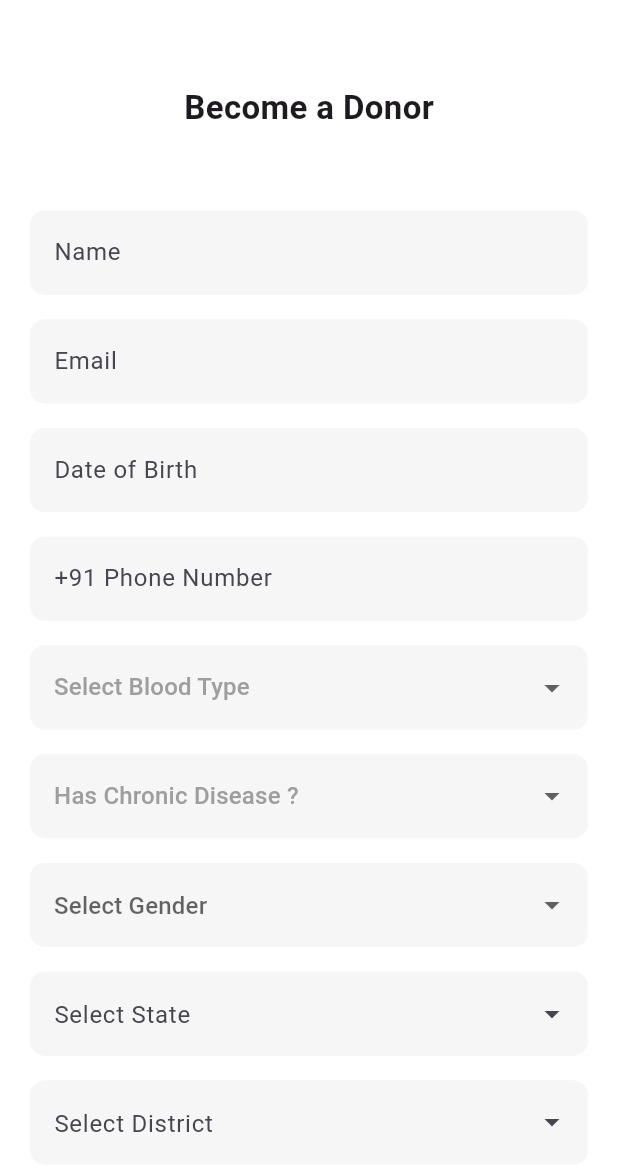
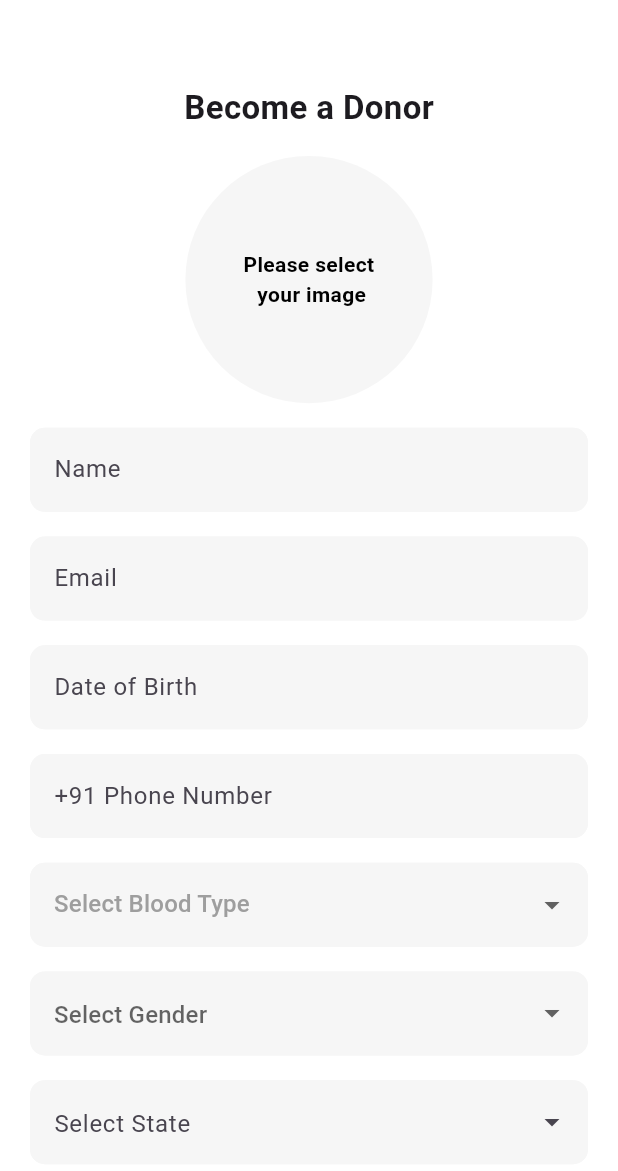
Before and after one commit to saneeswaran/blood_donation_app, a Flutter app: the AddDonorForm screen opened directly, on a phone screen of 412 x 824 dp. Shown: the top 1171 px of the screen. Run offline on Flutter 3.47's test engine with Material 3 defaults, Android fonts, the phone set to English and light mode, and no system bars; drawn by our look-alikes of dropdown_search; our stand-ins replace cached_network_image, cloud_firestore, delightful_toast, firebase_auth, firebase_core, flutter_image_compress and 10 more; missing offline and left inert: cloudinary_public; accounts and stored records are empty; network calls fail.

Commit message:
image added to form

```diff
--- a/lib/core/constants/constants.dart
+++ b/lib/core/constants/constants.dart
@@ -49,3 +49,8 @@ By registering as a donor in the Blood Donation App, you agree to the following
 - The app acts only as a platform to connect donors and recipients and is not responsible for the outcome of donations or medical events.
 ''';
 }
+
+class CloudinaryData {
+  static const String cloudName = "deuaphtcj";
+  static const String cloudinaryPreset = "nqzytt5x";
+}
--- a/lib/core/util/util.dart
+++ b/lib/core/util/util.dart
@@ -36,6 +36,7 @@ void dialog({
   showDialog(
     context: context,
     builder: (context) => AlertDialog(
+      backgroundColor: Colors.white,
       title: Text(
         title,
         style: const TextStyle(
@@ -60,7 +61,7 @@ String? validateEmail(String? value) {
   }
 }
 
-Future<File> pickImage({
+Future<File> imagePickerFromSource({
   required BuildContext context,
   required ImageSource imageSource,
 }) async {
--- a/lib/features/form/controller/donor_ui_controller.dart
+++ b/lib/features/form/controller/donor_ui_controller.dart
@@ -1,11 +1,14 @@
 import 'dart:convert';
+import 'dart:io';
 
 import 'package:blood_donation/core/color/appcolor.dart';
 import 'package:blood_donation/core/constants/constants.dart';
+import 'package:blood_donation/core/util/util.dart';
 import 'package:blood_donation/features/form/model/state_model.dart';
 import 'package:blood_donation/features/widgets/custom_text_formfield.dart';
 import 'package:flutter/material.dart';
 import 'package:flutter/services.dart';
+import 'package:image_picker/image_picker.dart';
 import 'package:provider/provider.dart';
 
 class DonorUiController extends ChangeNotifier {
@@ -21,17 +24,6 @@ class DonorUiController extends ChangeNotifier {
 
   void setBloodType(String value) {
     _bloodType = value;
-    notifyListeners();
-  }
-
-  //has croncic disease
-  List<String> hasChronicDisease = ['Yes', 'No'];
-  String? _chronicDisease;
-
-  String? get hasChronicDiseaseValue => _chronicDisease;
-
-  void setChronicDisease(String value) {
-    _chronicDisease = value;
     notifyListeners();
   }
 
@@ -133,6 +125,28 @@ class DonorUiController extends ChangeNotifier {
     _accestedTerms = value;
     notifyListeners();
   }
+
+  //images
+  File? _imageFile;
+  File? get imageFile => _imageFile;
+
+  void pickImageFromCamera({required BuildContext context}) async {
+    final pickedFile = await imagePickerFromSource(
+      context: context,
+      imageSource: ImageSource.camera,
+    );
+    _imageFile = pickedFile;
+    notifyListeners();
+  }
+
+  void pickImagefromGallery({required BuildContext context}) async {
+    final pickedFile = await imagePickerFromSource(
+      context: context,
+      imageSource: ImageSource.gallery,
+    );
+    _imageFile = pickedFile;
+    notifyListeners();
+  }
   //widgets
 
   Widget genderDropDown() {
@@ -162,40 +176,6 @@ class DonorUiController extends ChangeNotifier {
           ),
           items: items,
           onChanged: (value) => provider.setGender(value!),
-        );
-      },
-    );
-  }
-
-  Widget cronicDisease() {
-    return Consumer<DonorUiController>(
-      builder: (context, provider, child) {
-        final items = provider.hasChronicDisease
-            .map((e) => DropdownMenuItem(value: e, child: Text(e)))
-            .toList();
-        return DropdownButtonFormField(
-          hint: const Text(
-            "Has Chronic Disease ?",
-            style: TextStyle(color: Colors.grey),
-          ),
-          decoration: InputDecoration(
-            filled: true,
-            fillColor: Appcolor.lightGrey,
-            enabledBorder: OutlineInputBorder(
-              borderRadius: BorderRadius.circular(10),
-              borderSide: const BorderSide(color: Appcolor.lightGrey),
-            ),
-            focusedBorder: OutlineInputBorder(
-              borderSide: const BorderSide(color: Appcolor.lightGrey),
-              borderRadius: BorderRadius.circular(10),
-            ),
-            errorBorder: OutlineInputBorder(
-              borderRadius: BorderRadius.circular(10),
-              borderSide: const BorderSide(color: Colors.red),
-            ),
-          ),
-          items: items,
-          onChanged: (value) => provider.setChronicDisease(value!),
         );
       },
     );
@@ -276,4 +256,52 @@ class DonorUiController extends ChangeNotifier {
       },
     );
   }
+
+  //dialog
+  void showDialog({required BuildContext context, required Size size}) {
+    dialog(
+      context: context,
+      title: "Select Image",
+      content: Container(
+        color: Colors.white,
+        height: size.height * 0.17,
+        width: size.width * 0.8,
+        child: Column(
+          children: [
+            ListTile(
+              leading: const Icon(
+                Icons.camera_alt,
+                color: Appcolor.mediaiuGrey,
+              ),
+              onTap: () {
+                pickImageFromCamera(context: context);
+              },
+              title: const Text(
+                "Camera",
+                style: TextStyle(
+                  color: Colors.black,
+                  fontSize: 14,
+                  fontWeight: FontWeight.bold,
+                ),
+              ),
+            ),
+            ListTile(
+              leading: const Icon(Icons.photo, color: Appcolor.mediaiuGrey),
+              title: const Text(
+                "Gallery",
+                style: TextStyle(
+                  color: Colors.black,
+                  fontSize: 14,
+                  fontWeight: FontWeight.bold,
+                ),
+              ),
+              onTap: () {
+                pickImagefromGallery(context: context);
+              },
+            ),
+          ],
+        ),
+      ),
+    );
+  }
 }
--- a/lib/features/form/model/donor_model.dart
+++ b/lib/features/form/model/donor_model.dart
@@ -1,5 +1,7 @@
 // ignore_for_file: public_member_api_docs, sort_constructors_first
 import 'dart:convert';
+
+import 'package:cloud_firestore/cloud_firestore.dart';
 
 class DonorModel {
   final String name;
@@ -15,8 +17,9 @@ class DonorModel {
   final String address;
   final String city;
   final String state;
-  final String hasChronicDisease;
   final bool acceptedTerms;
+  final String imageUrl;
+  final Timestamp? becomeADonorDate = Timestamp.now();
   DonorModel({
     required this.name,
     this.id,
@@ -31,8 +34,8 @@ class DonorModel {
     required this.address,
     required this.city,
     required this.state,
-    required this.hasChronicDisease,
     required this.acceptedTerms,
+    required this.imageUrl,
   });
 
   Map<String, dynamic> toMap() {
@@ -50,8 +53,9 @@ class DonorModel {
       'address': address,
       'city': city,
       'state': state,
-      'hasChronicDisease': hasChronicDisease,
       'acceptedTerms': acceptedTerms,
+      'imageUrl': imageUrl,
+      'becomeADonorDate': becomeADonorDate,
     };
   }
 
@@ -70,8 +74,8 @@ class DonorModel {
       address: map['address'] as String,
       city: map['city'] as String,
       state: map['state'] as String,
-      hasChronicDisease: map['hasChronicDisease'] as String,
       acceptedTerms: map['acceptedTerms'] as bool,
+      imageUrl: map['imageUrl'] as String,
     );
   }
 
--- a/lib/features/form/view model/donor_repo.dart
+++ b/lib/features/form/view model/donor_repo.dart
@@ -1,6 +1,10 @@
+import 'dart:io';
+
+import 'package:blood_donation/core/constants/constants.dart';
 import 'package:blood_donation/features/form/model/donor_model.dart';
 import 'package:blood_donation/features/widgets/custom_snack_bar.dart';
 import 'package:cloud_firestore/cloud_firestore.dart';
+import 'package:cloudinary_public/cloudinary_public.dart';
 import 'package:firebase_auth/firebase_auth.dart';
 import 'package:flutter/material.dart';
 
@@ -36,15 +40,28 @@ class DonorRepo extends ChangeNotifier {
     required String address,
     required String city,
     required String state,
-    required String hasChronicDisease,
     required bool acceptedTerms,
     required String bloodType,
+    required File image,
   }) async {
     try {
       setLoading(true);
       final docRef = collectionReference.doc();
+      //upload images
+      CloudinaryPublic cloudinaryPublic = CloudinaryPublic(
+        CloudinaryData.cloudName,
+        CloudinaryData.cloudinaryPreset,
+      );
+      CloudinaryResponse response = await cloudinaryPublic.uploadFile(
+        CloudinaryFile.fromFile(
+          image.path,
+          resourceType: CloudinaryResourceType.Image,
+        ),
+      );
+      final imageUrl = response.secureUrl;
       //donor model
       final DonorModel donorModel = DonorModel(
+        imageUrl: imageUrl,
         id: docRef.id,
         donorId: getCurrentUser(),
         bloodType: bloodType,
@@ -58,7 +75,6 @@ class DonorRepo extends ChangeNotifier {
         address: address,
         city: city,
         state: state,
-        hasChronicDisease: hasChronicDisease,
         acceptedTerms: acceptedTerms,
       );
 
@@ -136,8 +152,8 @@ class DonorRepo extends ChangeNotifier {
     required String city,
     required String state,
     required String pinCode,
-    required String hasChronicDisease,
     required bool acceptedTerms,
+    required File image,
   }) async {
     try {
       setLoading(true);
@@ -145,7 +161,20 @@ class DonorRepo extends ChangeNotifier {
       final doc = await collectionReference
           .where("donorId", isEqualTo: donorId)
           .get();
+      //upload images
+      CloudinaryPublic cloudinaryPublic = CloudinaryPublic(
+        CloudinaryData.cloudName,
+        CloudinaryData.cloudinaryPreset,
+      );
+      CloudinaryResponse response = await cloudinaryPublic.uploadFile(
+        CloudinaryFile.fromFile(
+          image.path,
+          resourceType: CloudinaryResourceType.Image,
+        ),
+      );
+      final imageUrl = response.secureUrl;
       final DonorModel donorModel = DonorModel(
+        imageUrl: imageUrl,
         name: name,
         bloodType: bloodType,
         donorId: donorId,
@@ -158,7 +187,6 @@ class DonorRepo extends ChangeNotifier {
         address: address,
         city: city,
         state: state,
-        hasChronicDisease: hasChronicDisease,
         acceptedTerms: acceptedTerms,
       );
       await doc.docs.first.reference.update(donorModel.toMap());
--- a/lib/features/form/view/add_donor_form.dart
+++ b/lib/features/form/view/add_donor_form.dart
@@ -1,3 +1,4 @@
+import 'package:blood_donation/core/color/appcolor.dart';
 import 'package:blood_donation/core/util/util.dart';
 import 'package:blood_donation/features/form/controller/donor_ui_controller.dart';
 import 'package:blood_donation/features/form/controller/google_map_provider.dart';
@@ -73,7 +74,40 @@ class _AddDonorFormState extends State<AddDonorForm> {
                     style: TextStyle(fontSize: 22, fontWeight: FontWeight.bold),
                   ),
                 ),
-                const SizedBox(height: 20),
+                Center(
+                  child: GestureDetector(
+                    onTap: () {
+                      donorUI.showDialog(context: context, size: size);
+                    },
+                    child: Container(
+                      height: size.height * 0.20,
+                      width: size.width * 0.6,
+                      decoration: donorUI.imageFile == null
+                          ? const BoxDecoration(
+                              color: Appcolor.lightGrey,
+                              shape: BoxShape.circle,
+                            )
+                          : BoxDecoration(
+                              shape: BoxShape.circle,
+                              image: DecorationImage(
+                                image: FileImage(donorUI.imageFile!),
+                                fit: BoxFit.cover,
+                              ),
+                            ),
+                      child: const Center(
+                        child: Text(
+                          "Please select\n your image",
+                          textAlign: TextAlign.center,
+                          style: TextStyle(
+                            color: Colors.black,
+                            fontSize: 14,
+                            fontWeight: FontWeight.bold,
+                          ),
+                        ),
+                      ),
+                    ),
+                  ),
+                ),
                 CustomTextFormfield(
                   hintText: "Name",
                   controller: nameController,
@@ -90,7 +124,7 @@ class _AddDonorFormState extends State<AddDonorForm> {
                   maxLength: 10,
                 ),
                 donorUI.bloodType(),
-                donorUI.cronicDisease(),
+                //  donorUI.cronicDisease(),
                 donorUI.genderDropDown(),
                 _stateAndDiscrict(size: size),
                 CustomTextFormfield(
@@ -191,6 +225,13 @@ class _AddDonorFormState extends State<AddDonorForm> {
                                       );
                                       return;
                                     }
+                                    if (donorUI.imageFile == null) {
+                                      failedSnackBar(
+                                        message: "Please select image",
+                                        context: context,
+                                      );
+                                      return;
+                                    }
 
                                     final isSuccess = await provider.addDonor(
                                       context: context,
@@ -207,8 +248,7 @@ class _AddDonorFormState extends State<AddDonorForm> {
                                           .selectedDistrict!,
                                       state:
                                           stateDistrictProvider.selectedState!,
-                                      hasChronicDisease:
-                                          uiController.hasChronicDiseaseValue!,
+                                      image: donorUI.imageFile!,
                                       acceptedTerms: uiController.isAccepted,
                                     );
 
--- a/pubspec.yaml
+++ b/pubspec.yaml
@@ -52,6 +52,7 @@ dependencies:
   stylish_bottom_bar: ^1.1.1
   path_provider: ^2.1.5
   flutter_image_compress: ^2.4.0
+  cloudinary_public: ^0.23.1
 
 dev_dependencies:
   flutter_lints: ^5.0.0
```
Also changed, not shown: pubspec.lock.
